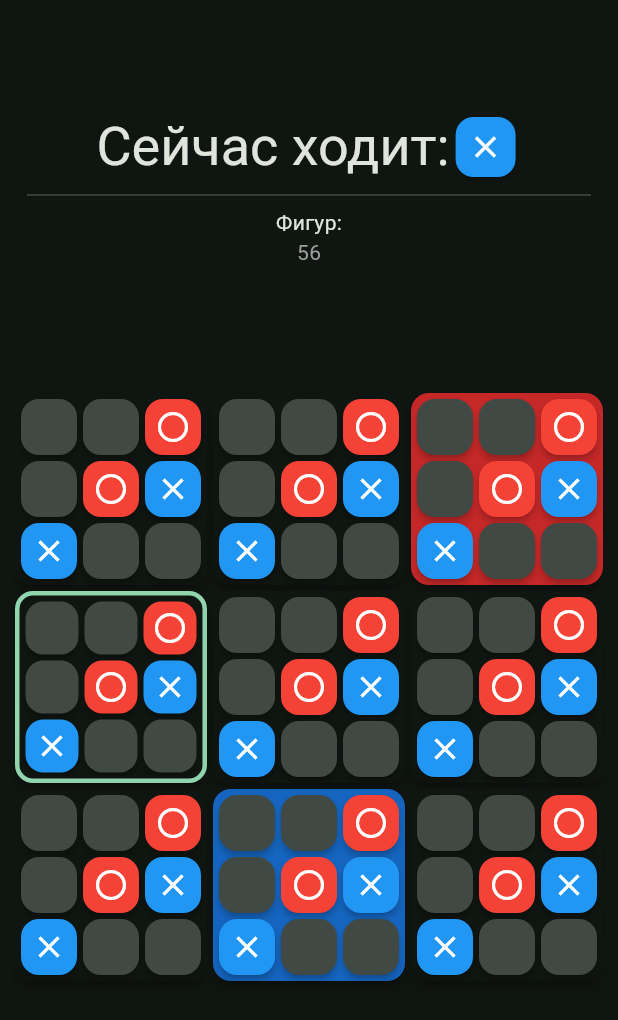
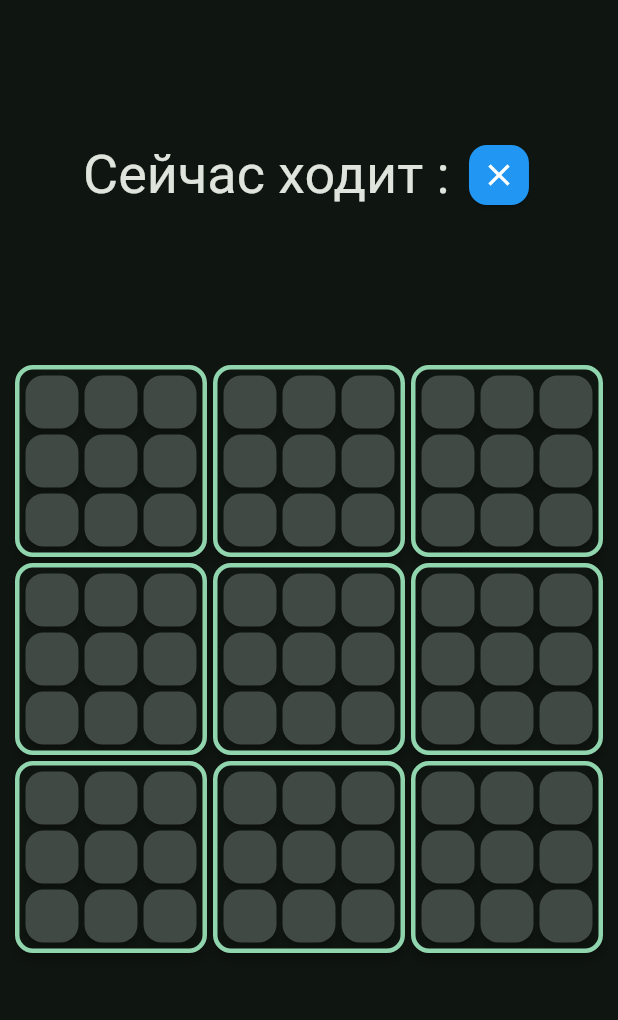
Before and after one commit to DionisiuBrovka/ultimate-tic-tac-toe, a Flutter app: the screen it shows after launch, on a phone screen of 412 x 824 dp. Shown: the top 1020 px of the screen. Run offline on Flutter 3.47's test engine with Material 3 defaults, Android fonts, the phone set to English and light mode, and no system bars.

Commit message:
some chng

```diff
--- a/lib/pages/game_page/game_page.dart
+++ b/lib/pages/game_page/game_page.dart
@@ -31,14 +31,14 @@ class GameInfo extends StatelessWidget {
   Widget build(BuildContext context) {
     return Padding(
       padding: const EdgeInsets.all(18.0),
-      child: Column(
+      child: Row(
         mainAxisSize: MainAxisSize.min,
-        children: [
-          Row(
+        mainAxisAlignment: MainAxisAlignment.center,
+        crossAxisAlignment: CrossAxisAlignment.center,
         children: [
           const Spacer(),
           Text(
-                "Сейчас ходит:",
+            "Сейчас ходит : ",
             style: Theme.of(context).textTheme.displaySmall,
           ),
           const Card(
@@ -50,23 +50,6 @@ class GameInfo extends StatelessWidget {
           const Spacer(),
         ],
       ),
-          const Divider(),
-          Row(
-            mainAxisSize: MainAxisSize.min,
-            children: [
-              Column(
-                children: [
-                  const Text("Фигур:"),
-                  Text(
-                    "56",
-                    style: TextStyle(color: Colors.grey.shade500),
-                  )
-                ],
-              )
-            ],
-          )
-        ],
-      ),
     );
   }
 }
--- a/lib/widgets/game_viewholder.dart
+++ b/lib/widgets/game_viewholder.dart
@@ -18,21 +18,33 @@ class GameViewholder extends StatelessWidget {
             crossAxisCount: 3,
             physics: const NeverScrollableScrollPhysics(),
             children: const [
-              OneFieldViewholder(),
-              OneFieldViewholder(),
               OneFieldViewholder(
-                isXWin: true,
+                isActive: true,
               ),
               OneFieldViewholder(
                 isActive: true,
               ),
-              OneFieldViewholder(),
-              OneFieldViewholder(),
-              OneFieldViewholder(),
               OneFieldViewholder(
-                isXWin: false,
+                isActive: true,
               ),
-              OneFieldViewholder(),
+              OneFieldViewholder(
+                isActive: true,
+              ),
+              OneFieldViewholder(
+                isActive: true,
+              ),
+              OneFieldViewholder(
+                isActive: true,
+              ),
+              OneFieldViewholder(
+                isActive: true,
+              ),
+              OneFieldViewholder(
+                isActive: true,
+              ),
+              OneFieldViewholder(
+                isActive: true,
+              ),
             ],
           ),
         ),
--- a/lib/widgets/one_field_viewholder.dart
+++ b/lib/widgets/one_field_viewholder.dart
@@ -33,19 +33,11 @@ class OneFieldViewholder extends StatelessWidget {
           children: const [
             GameCell(),
             GameCell(),
-            GameCell(
-              isXSelected: false,
-            ),
             GameCell(),
-            GameCell(
-              isXSelected: false,
-            ),
-            GameCell(
-              isXSelected: true,
-            ),
-            GameCell(
-              isXSelected: true,
-            ),
+            GameCell(),
+            GameCell(),
+            GameCell(),
+            GameCell(),
             GameCell(),
             GameCell(),
           ],
```
Also changed, not shown: lib/controllers/game_controller.dart (+9 -1 lines), lib/controllers/one_field_game_controller.dart (+2 -14 lines). Lines whose indentation alone changed are shown as unchanged.
